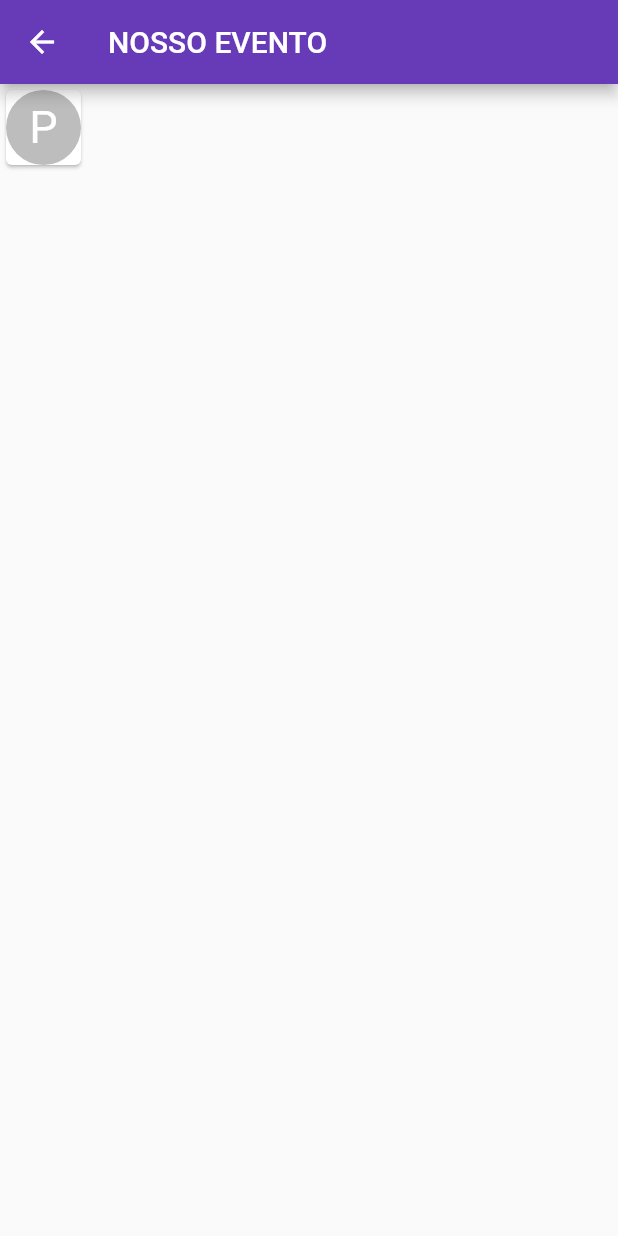
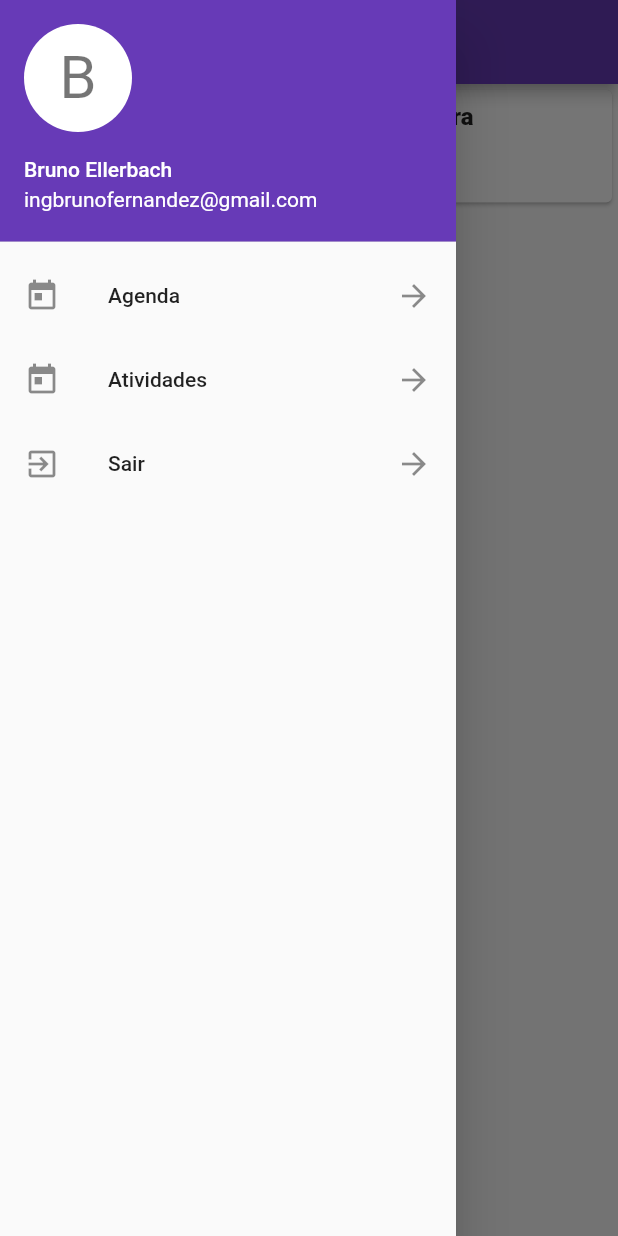
Before and after one commit to bfjeje/flutter_evento_app, a Flutter app: the EventScreen screen opened directly, with the side drawer open (before the commit the screen has no drawer), on a phone screen of 412 x 824 dp. Run offline on Flutter 3.47's test engine with Material 2 defaults, Android fonts, the phone set to English and light mode, and no system bars.

Commit message:
Added menu and lists screens

```diff
--- a/lib/view/event_screen.dart
+++ b/lib/view/event_screen.dart
@@ -1,4 +1,6 @@
 import 'package:flutter/material.dart';
+
+import 'menu.dart';
 
 class EventScreen extends StatefulWidget {
   const EventScreen({super.key});
@@ -10,7 +12,8 @@ class EventScreen extends StatefulWidget {
 class _EventScreenState extends State<EventScreen> {
   List<dynamic> atividades = List.empty(growable: true);
   Map<String, String> atividade = {"palestrante": "Paulo dos Santos",
-  "titulo": "A informação na nação brasileira"};
+  "titulo": "A informação na nação brasileira",
+  "horario": "10:15 ás 11:15h"};
 
   @override
   Widget build(BuildContext context) {
@@ -42,17 +45,47 @@ class _EventScreenState extends State<EventScreen> {
           ],
         ),
       ),
+      drawer: Menu(),
     );
   }
 
   Widget _listagem(BuildContext context) {
     atividades.add(atividade);
-    return Card(
-      child: CircleAvatar(
-        backgroundColor: Colors.black26,
-        radius: 25,
-        child: Text("P", style: TextStyle(fontSize: 30.0, color: Colors.white),),
-      ),
+    return Column(
+      children: [
+        Card(
+          child: Row(
+            children: [
+              Padding(
+                padding: const EdgeInsets.all(8.0),
+                child: CircleAvatar(
+                  backgroundColor: Colors.black26,
+                  radius: 25,
+                  child: Text("P", style: TextStyle(fontSize: 30.0, color: Colors.white),),
+                ),
+              ),
+              Column(
+                mainAxisAlignment: MainAxisAlignment.start,
+                crossAxisAlignment: CrossAxisAlignment.start,
+                children: [
+                  Padding(
+                    padding: const EdgeInsets.all(8.0),
+                    child: Text("${atividades[0]["titulo"]}", style: TextStyle(fontWeight: FontWeight.w800, fontSize: 16.0),),
+                  ),
+                  Padding(
+                    padding: const EdgeInsets.fromLTRB(8.0, 2.0, 2.0, 2.0),
+                    child: Text("${atividades[0]["palestrante"]}"),
+                  ),
+                  Padding(
+                    padding: const EdgeInsets.fromLTRB(8.0, 2.0, 2.0, 2.0),
+                    child: Text("${atividades[0]["horario"]}"),
+                  ),
+                ],
+              )
+            ],
+          ),
+        ),
+      ],
     );
   }
 }
--- /dev/null
+++ b/lib/view/menu.dart
@@ -0,0 +1,61 @@
+import 'package:flutter/material.dart';
+import 'package:flutter_evento_app/view/event_screen.dart';
+import 'package:flutter_evento_app/view/login_screen.dart';
+
+import 'activity_screen.dart';
+
+class Menu extends StatelessWidget {
+  const Menu({super.key});
+
+  @override
+  Widget build(BuildContext context) {
+    return SafeArea(
+        child: Drawer(
+      child: ListView(
+        children: [
+          _header("Bruno Ellerbach"),
+          ListTile(
+            title: Text("Agenda"),
+            leading: Icon(Icons.today),
+            trailing: Icon(Icons.arrow_forward),
+            onTap: (){
+              Navigator.of(context).pop();
+              Navigator.of(context).push(MaterialPageRoute(builder: (BuildContext context) => EventScreen()));
+            },
+          ),
+          ListTile(
+            title: Text("Atividades"),
+            leading: Icon(Icons.today),
+            trailing: Icon(Icons.arrow_forward),
+            onTap: (){
+              Navigator.of(context).pop();
+              Navigator.of(context).push(MaterialPageRoute(builder: (BuildContext context) => ActivityScreen()));
+            },
+          ),
+          ListTile(
+            title: Text("Sair"),
+            leading: Icon(Icons.exit_to_app),
+            trailing: Icon(Icons.arrow_forward),
+            onTap: (){
+              Navigator.of(context).pop();
+              Navigator.of(context).push(MaterialPageRoute(builder: (BuildContext context) => LoginScreen()));
+            },
+          )
+        ],
+      ),
+    ));
+  }
+
+  Widget _header(String nome) {
+    return UserAccountsDrawerHeader(
+      accountName: Text(nome),
+      accountEmail: Text("ingbrunofernandez@gmail.com"),
+      decoration: BoxDecoration(color: Colors.deepPurple),
+      currentAccountPicture: CircleAvatar(
+        backgroundColor: Colors.white,
+        radius: 80,
+        child: Text("B", style: TextStyle(fontSize: 40.0, color: Colors.black54),),
+      ),
+    );
+  }
+}
```
Also changed, not shown: lib/view/activity_screen.dart (added, +115 -0 lines).
